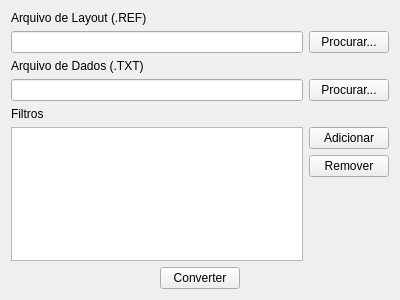
Old version of the form gui/src/sta_to_csv_dialog.ui in the repository hbobenicio/sta-to-csv.
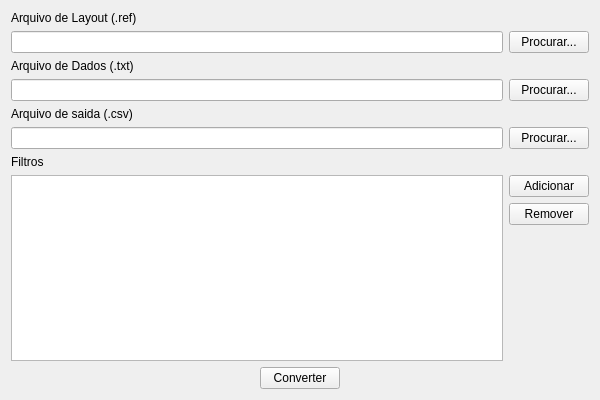
New version of the form.

```diff
--- a/gui/src/sta_to_csv_dialog.ui
+++ b/gui/src/sta_to_csv_dialog.ui
@@ -6,8 +6,8 @@
    <rect>
     <x>0</x>
     <y>0</y>
-    <width>400</width>
-    <height>300</height>
+    <width>600</width>
+    <height>400</height>
    </rect>
   </property>
   <property name="windowTitle">
@@ -17,7 +17,7 @@
    <item>
     <widget class="QLabel" name="lblRef">
      <property name="text">
-      <string>Arquivo de Layout (.REF)</string>
+      <string>Arquivo de Layout (.ref)</string>
      </property>
     </widget>
    </item>
@@ -38,7 +38,7 @@
    <item>
     <widget class="QLabel" name="lblDataFile">
      <property name="text">
-      <string>Arquivo de Dados (.TXT)</string>
+      <string>Arquivo de Dados (.txt)</string>
      </property>
     </widget>
    </item>
@@ -56,6 +56,27 @@
      </item>
     </layout>
    </item>
+   <item>
+    <widget class="QLabel" name="lblOutputFile">
+     <property name="text">
+      <string>Arquivo de saida (.csv)</string>
+     </property>
+    </widget>
+   </item>
+   <item>
+    <layout class="QHBoxLayout" name="hboxOutputFile">
+     <item>
+      <widget class="QLineEdit" name="txtOutputFile"/>
+     </item>
+     <item>
+      <widget class="QPushButton" name="btnBrowseOutputFile">
+       <property name="text">
+        <string>Procurar...</string>
+       </property>
+      </widget>
+     </item>
+    </layout>
+   </item>
    <item>
     <widget class="QLabel" name="lblFilters">
      <property name="text">
```
